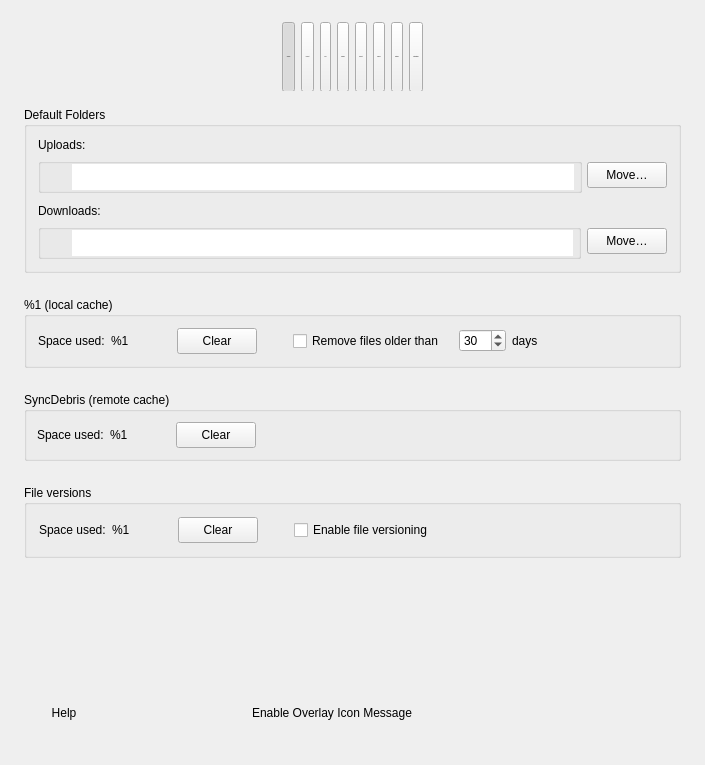
Qt form src/MEGASync/gui/ui/SettingsDialog.ui (meganz/MEGAsync) before a commit.
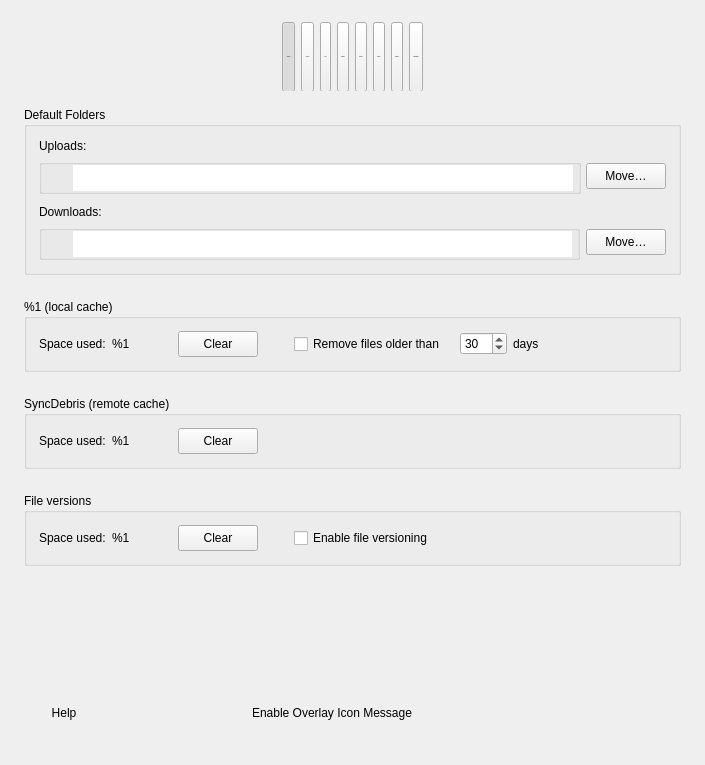
The same form after that commit. The open tabs and pages were chosen to show the change. Icons and pictures are not drawn. Custom widgets are drawn as their Qt base class.

Commit message: SNC-4972 : Fix spacing on .debris.

Patch:
```diff
--- a/src/MEGASync/gui/ui/SettingsDialog.ui
+++ b/src/MEGASync/gui/ui/SettingsDialog.ui
@@ -2053,6 +2053,21 @@
           <string notr="true">mega</string>
          </property>
          <layout class="QVBoxLayout" name="verticalLayout_11" stretch="0,0,1,0,0">
+          <property name="spacing">
+           <number>6</number>
+          </property>
+          <property name="leftMargin">
+           <number>12</number>
+          </property>
+          <property name="topMargin">
+           <number>12</number>
+          </property>
+          <property name="rightMargin">
+           <number>12</number>
+          </property>
+          <property name="bottomMargin">
+           <number>12</number>
+          </property>
           <item>
            <widget class="QLabel" name="lUploadFolder">
             <property name="focusPolicy">
@@ -2334,6 +2349,21 @@
           <string notr="true">mega</string>
          </property>
          <layout class="QHBoxLayout" name="horizontalLayout_9">
+          <property name="spacing">
+           <number>6</number>
+          </property>
+          <property name="leftMargin">
+           <number>12</number>
+          </property>
+          <property name="topMargin">
+           <number>12</number>
+          </property>
+          <property name="rightMargin">
+           <number>12</number>
+          </property>
+          <property name="bottomMargin">
+           <number>12</number>
+          </property>
           <item>
            <widget class="QLabel" name="lCacheSizeStatic">
             <property name="text">
@@ -2504,16 +2534,16 @@
          </property>
          <layout class="QHBoxLayout" name="horizontalLayout_21">
           <property name="leftMargin">
-           <number>10</number>
+           <number>12</number>
           </property>
           <property name="topMargin">
-           <number>10</number>
+           <number>12</number>
           </property>
           <property name="rightMargin">
-           <number>10</number>
+           <number>12</number>
           </property>
           <property name="bottomMargin">
-           <number>10</number>
+           <number>12</number>
           </property>
           <item>
            <widget class="QLabel" name="lRemoteCacheSizeStatic">
```
